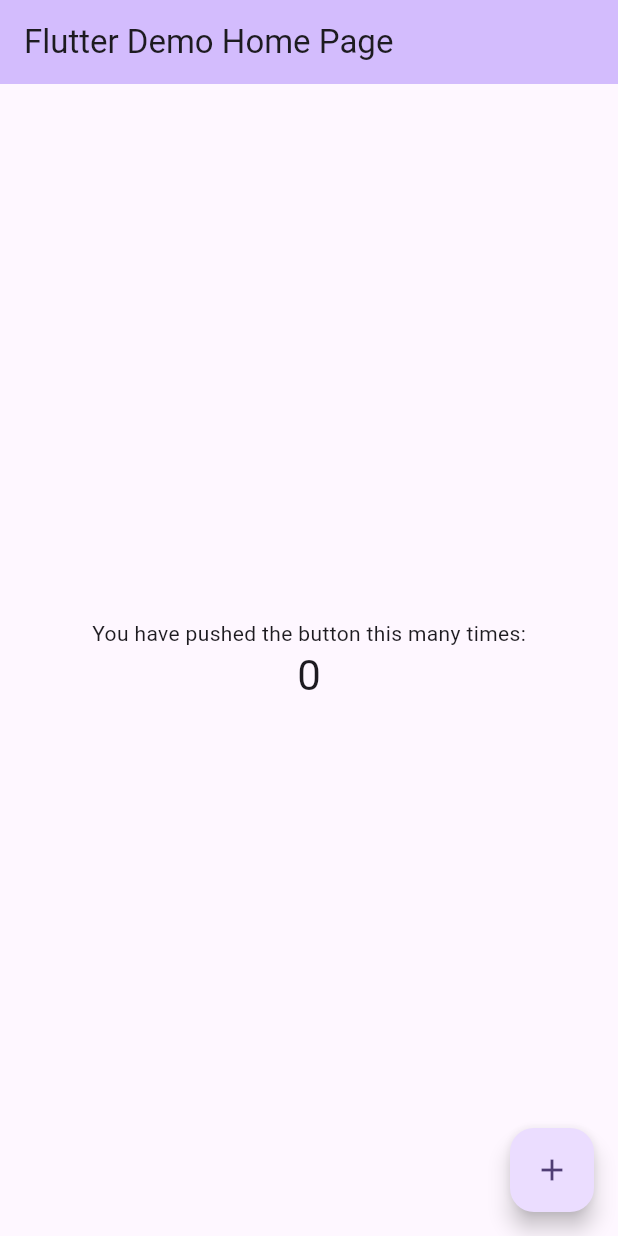
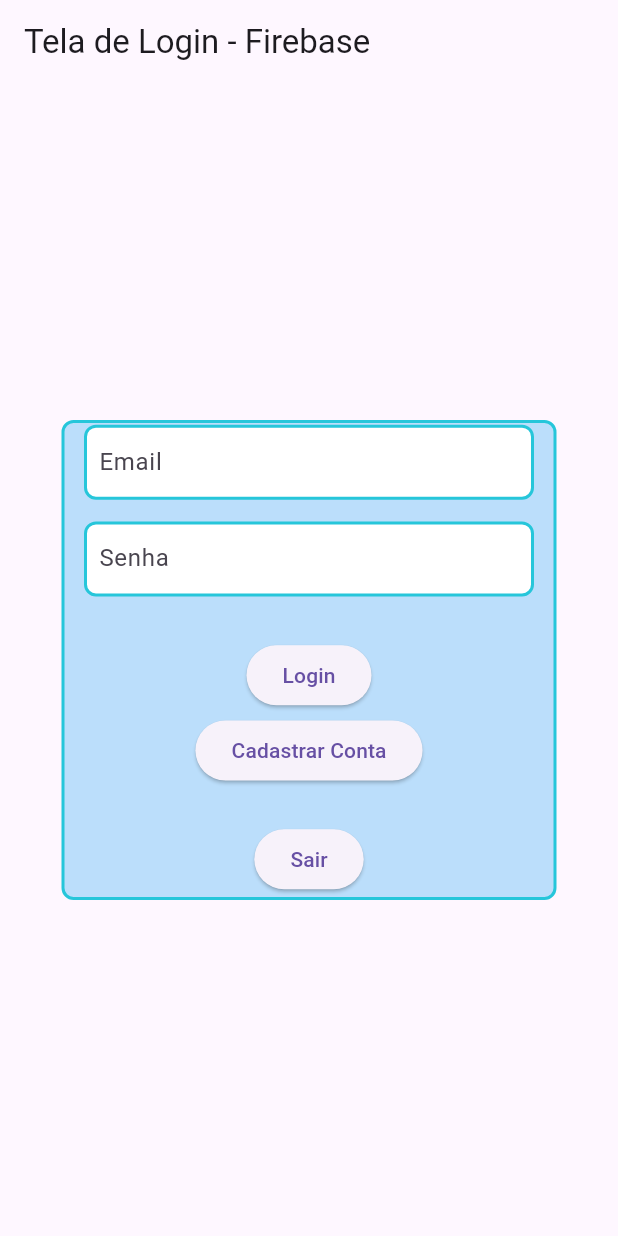
Before and after one commit to WsylasD/tela_login, a Flutter app: the screen it shows after launch, on a phone screen of 412 x 824 dp. Run offline on Flutter 3.47's test engine with Material 3 defaults, Android fonts, the phone set to English and light mode, and no system bars; our stand-ins replace firebase_auth, firebase_core; accounts and stored records are empty.

Commit message:
tela login

```diff
--- a/lib/main.dart
+++ b/lib/main.dart
@@ -1,125 +1,12 @@
 import 'package:flutter/material.dart';
+import 'package:firebase_core/firebase_core.dart';
+import 'firebase_options.dart';
+import 'package:tela_login/tela_login.dart';
 
-void main() {
-  runApp(const MyApp());
+void main() async {
+  WidgetsFlutterBinding.ensureInitialized();
+  await Firebase.initializeApp(
+    options: DefaultFirebaseOptions.currentPlatform,
+  );
+  runApp(MyApp());
 }
-
-class MyApp extends StatelessWidget {
-  const MyApp({super.key});
-
-  // This widget is the root of your application.
-  @override
-  Widget build(BuildContext context) {
-    return MaterialApp(
-      title: 'Flutter Demo',
-      theme: ThemeData(
-        // This is the theme of your application.
-        //
-        // TRY THIS: Try running your application with "flutter run". You'll see
-        // the application has a purple toolbar. Then, without quitting the app,
-        // try changing the seedColor in the colorScheme below to Colors.green
-        // and then invoke "hot reload" (save your changes or press the "hot
-        // reload" button in a Flutter-supported IDE, or press "r" if you used
-        // the command line to start the app).
-        //
-        // Notice that the counter didn't reset back to zero; the application
-        // state is not lost during the reload. To reset the state, use hot
-        // restart instead.
-        //
-        // This works for code too, not just values: Most code changes can be
-        // tested with just a hot reload.
-        colorScheme: ColorScheme.fromSeed(seedColor: Colors.deepPurple),
-        useMaterial3: true,
-      ),
-      home: const MyHomePage(title: 'Flutter Demo Home Page'),
-    );
-  }
-}
-
-class MyHomePage extends StatefulWidget {
-  const MyHomePage({super.key, required this.title});
-
-  // This widget is the home page of your application. It is stateful, meaning
-  // that it has a State object (defined below) that contains fields that affect
-  // how it looks.
-
-  // This class is the configuration for the state. It holds the values (in this
-  // case the title) provided by the parent (in this case the App widget) and
-  // used by the build method of the State. Fields in a Widget subclass are
-  // always marked "final".
-
-  final String title;
-
-  @override
-  State<MyHomePage> createState() => _MyHomePageState();
-}
-
-class _MyHomePageState extends State<MyHomePage> {
-  int _counter = 0;
-
-  void _incrementCounter() {
-    setState(() {
-      // This call to setState tells the Flutter framework that something has
-      // changed in this State, which causes it to rerun the build method below
-      // so that the display can reflect the updated values. If we changed
-      // _counter without calling setState(), then the build method would not be
-      // called again, and so nothing would appear to happen.
-      _counter++;
-    });
-  }
-
-  @override
-  Widget build(BuildContext context) {
-    // This method is rerun every time setState is called, for instance as done
-    // by the _incrementCounter method above.
-    //
-    // The Flutter framework has been optimized to make rerunning build methods
-    // fast, so that you can just rebuild anything that needs updating rather
-    // than having to individually change instances of widgets.
-    return Scaffold(
-      appBar: AppBar(
-        // TRY THIS: Try changing the color here to a specific color (to
-        // Colors.amber, perhaps?) and trigger a hot reload to see the AppBar
-        // change color while the other colors stay the same.
-        backgroundColor: Theme.of(context).colorScheme.inversePrimary,
-        // Here we take the value from the MyHomePage object that was created by
-        // the App.build method, and use it to set our appbar title.
-        title: Text(widget.title),
-      ),
-      body: Center(
-        // Center is a layout widget. It takes a single child and positions it
-        // in the middle of the parent.
-        child: Column(
-          // Column is also a layout widget. It takes a list of children and
-          // arranges them vertically. By default, it sizes itself to fit its
-          // children horizontally, and tries to be as tall as its parent.
-          //
-          // Column has various properties to control how it sizes itself and
-          // how it positions its children. Here we use mainAxisAlignment to
-          // center the children vertically; the main axis here is the vertical
-          // axis because Columns are vertical (the cross axis would be
-          // horizontal).
-          //
-          // TRY THIS: Invoke "debug painting" (choose the "Toggle Debug Paint"
-          // action in the IDE, or press "p" in the console), to see the
-          // wireframe for each widget.
-          mainAxisAlignment: MainAxisAlignment.center,
-          children: <Widget>[
-            const Text(
-              'You have pushed the button this many times:',
-            ),
-            Text(
-              '$_counter',
-              style: Theme.of(context).textTheme.headlineMedium,
-            ),
-          ],
-        ),
-      ),
-      floatingActionButton: FloatingActionButton(
-        onPressed: _incrementCounter,
-        tooltip: 'Increment',
-        child: const Icon(Icons.add),
-      ), // This trailing comma makes auto-formatting nicer for build methods.
-    );
-  }
-}
--- /dev/null
+++ b/lib/tela_login.dart
@@ -0,0 +1,156 @@
+import 'package:flutter/material.dart';
+import 'package:firebase_auth/firebase_auth.dart';
+
+class MyApp extends StatelessWidget {
+  @override
+  Widget build(BuildContext context) {
+    return MaterialApp(
+      debugShowCheckedModeBanner: false,
+      home: LoginScreen(),
+    );
+  }
+}
+
+class LoginScreen extends StatelessWidget {
+  final FirebaseAuth _auth = FirebaseAuth.instance;
+  final TextEditingController userEmailController = TextEditingController();
+  final TextEditingController userPasswordController = TextEditingController();
+
+  // Registro de usuário
+  Future<void> registerUser(BuildContext context) async {
+    try {
+      final UserCredential userCredential = await _auth.createUserWithEmailAndPassword(
+        email: userEmailController.text.trim(),
+        password: userPasswordController.text.trim(),
+      );
+      showSnackBar(context, "Usuário registrado: ${userCredential.user!.email}");
+    } catch (e) {
+      showSnackBar(context, "Erro ao registrar: $e");
+    }
+  }
+
+  // Login de usuário
+  Future<void> loginUser(BuildContext context) async {
+    try {
+      final UserCredential userCredential = await _auth.signInWithEmailAndPassword(
+        email: userEmailController.text.trim(),
+        password: userPasswordController.text.trim(),
+      );
+      showSnackBar(context, "Bem-vindo, ${userCredential.user!.email}");
+    } catch (e) {
+      showSnackBar(context, "Erro ao fazer login: $e");
+    }
+  }
+
+  // Deslogar usuário
+  Future<void> logoutUser(BuildContext context) async {
+    await _auth.signOut();
+    showSnackBar(context, "Usuário deslogado");
+  }
+
+  // Exibir mensagens na tela
+  void showSnackBar(BuildContext context, String message) {
+    ScaffoldMessenger.of(context).showSnackBar(
+      SnackBar(content: Text(message)),
+    );
+  }
+
+  @override
+  Widget build(BuildContext context) {
+    return Scaffold(
+      appBar: AppBar(
+        title: const Text('Tela de Login - Firebase'),
+      ),
+      body: Center(
+        child: Padding(
+          padding: const EdgeInsets.all(16.0),
+          child: Column(
+            mainAxisSize: MainAxisSize.min,
+            children: [
+
+               Container( // Conteiner Central
+                height: 320,
+                width: 330,
+                margin: const EdgeInsets.symmetric(vertical: 8),
+                decoration: BoxDecoration(
+                  color: Colors.blue[100],
+                  border: Border.all(
+                    width: 2,
+                    color: Colors.cyan[400]!,
+                  ),
+                  borderRadius: BorderRadius.circular(8),
+                ),
+                child: Column(
+                  mainAxisAlignment: MainAxisAlignment.spaceAround,
+                  children: [
+
+                    // Campo de Email
+                    Container(
+                      height: 50,
+                      width: 300,
+                      decoration: BoxDecoration(
+                        color: Colors.white,
+                        border: Border.all(width: 2, color: Colors.cyan[400]!),
+                        borderRadius: BorderRadius.circular(8),
+                      ),
+                      child: TextField(
+                        controller: userEmailController,
+                        decoration: const InputDecoration(
+                          labelText: 'Email',
+                          contentPadding: EdgeInsets.symmetric(horizontal: 8, vertical: 8),
+                          border: InputBorder.none,
+                        ),
+                      ),
+                    ),
+
+                    const SizedBox(height: 10),
+
+                    // Campo de Senha
+                    Container(
+                      height: 50,
+                      width: 300,
+                      decoration: BoxDecoration(
+                        color: Colors.white,
+                        border: Border.all(width: 2, color: Colors.cyan[400]!),
+                        borderRadius: BorderRadius.circular(8),
+                      ),
+                      child: TextField(
+                        controller: userPasswordController,
+                        decoration: const InputDecoration(
+                          labelText: 'Senha',
+                          contentPadding: EdgeInsets.symmetric(horizontal: 8, vertical: 8),
+                          border: InputBorder.none,
+                        ),
+                        obscureText: true, // Esconde a senha
+                      ),
+                    ),
+                    const SizedBox(height: 24),
+
+                    // Botão de Login
+                    ElevatedButton(
+                      onPressed: () => loginUser(context),
+                      child: const Text('Login'),
+                    ),
+
+                    // Botão de Cadastro
+                    ElevatedButton(
+                      onPressed: () => registerUser(context),
+                      child: const Text('Cadastrar Conta'),
+                    ),
+                    const SizedBox(height: 20),
+
+                    // Botão de Logout
+                    ElevatedButton(
+                      onPressed: () => logoutUser(context),
+                      child: const Text('Sair'),
+                    ),
+                  ],
+                ),
+              ),
+            ],
+          ),
+        ),
+      ),
+    );
+  }
+}
--- a/pubspec.yaml
+++ b/pubspec.yaml
@@ -35,6 +35,9 @@ dependencies:
   # The following adds the Cupertino Icons font to your application.
   # Use with the CupertinoIcons class for iOS style icons.
   cupertino_icons: ^1.0.8
+  firebase_core: ^3.8.0
+  cloud_firestore: ^5.5.0
+  firebase_auth: ^5.3.3
 
 dev_dependencies:
   flutter_test:
```
Also changed, not shown: firebase.json (added), lib/firebase_options.dart (added), pubspec.lock, 6 other files.
